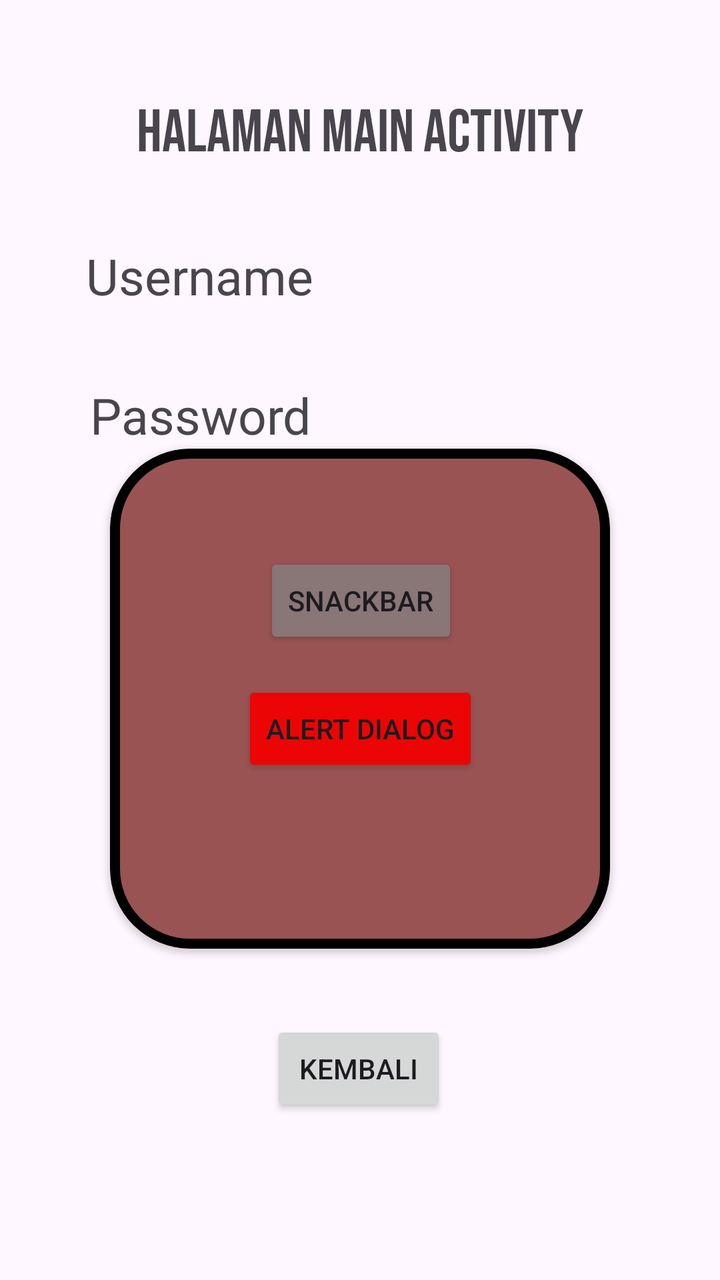
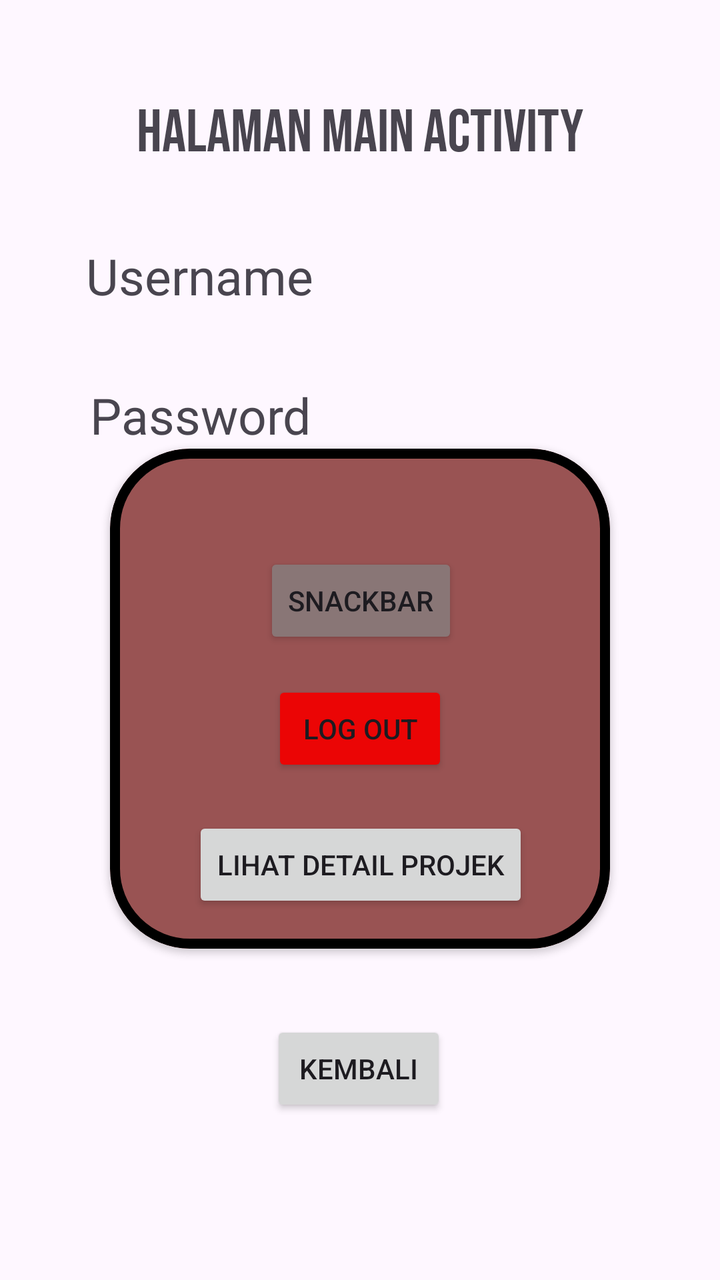

The first picture is an Android layout as it rendered before a commit; the second is the same layout after the commit. The layout source and the unified diff follow.
<!-- AndroidManifest.xml: application theme Theme.NantaWiltaWijaya_3TIB -->
<!-- res/layout/activity_main.xml -->
<?xml version="1.0" encoding="utf-8"?>
<androidx.constraintlayout.widget.ConstraintLayout xmlns:android="http://schemas.android.com/apk/res/android"
    xmlns:app="http://schemas.android.com/apk/res-auto"
    xmlns:tools="http://schemas.android.com/tools"
    android:id="@+id/main"
    android:layout_width="match_parent"
    android:layout_height="match_parent"
    tools:context=".MainActivity">

    <TextView
        android:id="@+id/txtUsername"
        android:layout_width="wrap_content"
        android:layout_height="wrap_content"
        android:layout_marginTop="36dp"
        android:text="Username"
        android:textSize="25dp"
        app:layout_constraintEnd_toEndOf="parent"
        app:layout_constraintHorizontal_bias="0.175"
        app:layout_constraintStart_toStartOf="parent"
        app:layout_constraintTop_toBottomOf="@+id/textView4" />

    <TextView
        android:id="@+id/txtPassword"
        android:layout_width="wrap_content"
        android:layout_height="wrap_content"
        android:layout_marginTop="36dp"
        android:text="Password"
        android:textSize="25dp"
        app:layout_constraintEnd_toEndOf="parent"
        app:layout_constraintHorizontal_bias="0.18"
        app:layout_constraintStart_toStartOf="parent"
        app:layout_constraintTop_toBottomOf="@+id/txtUsername" />


    <TextView
        android:id="@+id/textView4"
        android:layout_width="wrap_content"
        android:layout_height="wrap_content"
        android:layout_marginTop="48dp"
        android:fontFamily="@font/bebasneue_regular"
        android:text="Halaman Main Activity"
        android:textSize="30dp"
        app:layout_constraintEnd_toEndOf="parent"
        app:layout_constraintStart_toStartOf="parent"
        app:layout_constraintTop_toTopOf="parent" />

    <com.google.android.material.card.MaterialCardView
        android:id="@+id/materialCardView2"
        android:layout_width="250dp"
        android:layout_height="250dp"
        app:cardBackgroundColor="#995353"
        app:cardElevation="2dp"
        app:strokeColor="#000000"
        app:strokeWidth="5dp"
        app:cardCornerRadius="40dp"
        app:layout_constraintEnd_toEndOf="parent"
        app:layout_constraintStart_toStartOf="parent"
        app:layout_constraintTop_toBottomOf="@+id/txtPassword">


        <androidx.constraintlayout.widget.ConstraintLayout
            android:layout_width="match_parent"
            android:layout_height="match_parent">

            <Button
                android:id="@+id/btnSnackBar"
                android:layout_width="wrap_content"
                android:layout_height="wrap_content"
                android:layout_marginTop="52dp"
                android:backgroundTint="#897676"
                android:text="SnackBar"
                app:layout_constraintEnd_toEndOf="parent"
                app:layout_constraintHorizontal_bias="0.503"
                app:layout_constraintStart_toStartOf="parent"
                app:layout_constraintTop_toTopOf="parent" />

            <Button
                android:id="@+id/btnAlert"
                android:layout_width="wrap_content"
                android:layout_height="wrap_content"
                android:layout_marginTop="16dp"
                android:backgroundTint="#EB0505"
                android:text="Alert Dialog"
                app:layout_constraintEnd_toEndOf="parent"
                app:layout_constraintStart_toStartOf="parent"
                app:layout_constraintTop_toBottomOf="@+id/btnSnackBar" />

        </androidx.constraintlayout.widget.ConstraintLayout>


    </com.google.android.material.card.MaterialCardView>

    <Button
        android:id="@+id/btnKembali"
        android:layout_width="wrap_content"
        android:layout_height="wrap_content"
        android:layout_marginTop="36dp"
        android:text="Kembali"
        app:layout_constraintEnd_toEndOf="parent"
        app:layout_constraintHorizontal_bias="0.498"
        app:layout_constraintStart_toStartOf="parent"
        app:layout_constraintTop_toBottomOf="@+id/materialCardView2" />

</androidx.constraintlayout.widget.ConstraintLayout>
<!-- resources referenced by this layout -->
<resources>
  <style name="Theme.NantaWiltaWijaya_3TIB" parent="Base.Theme.NantaWiltaWijaya_3TIB" />
  <style name="Base.Theme.NantaWiltaWijaya_3TIB" parent="Theme.Material3.DayNight.NoActionBar">
          
          
      </style>
</resources>

<!-- the commit's change to res/layout/activity_main.xml (unified diff, before → after) -->
@@ -80,10 +80,21 @@
                 android:layout_height="wrap_content"
                 android:layout_marginTop="16dp"
                 android:backgroundTint="#EB0505"
-                android:text="Alert Dialog"
+                android:text="Log Out"
                 app:layout_constraintEnd_toEndOf="parent"
                 app:layout_constraintStart_toStartOf="parent"
                 app:layout_constraintTop_toBottomOf="@+id/btnSnackBar" />
+
+            <Button
+                android:id="@+id/btnDetail"
+                android:layout_width="wrap_content"
+                android:layout_height="wrap_content"
+                android:layout_marginTop="20dp"
+                android:text="Lihat Detail Projek"
+                app:layout_constraintEnd_toEndOf="parent"
+                app:layout_constraintHorizontal_bias="0.505"
+                app:layout_constraintStart_toStartOf="parent"
+                app:layout_constraintTop_toBottomOf="@+id/btnAlert" />
 
         </androidx.constraintlayout.widget.ConstraintLayout>
 
